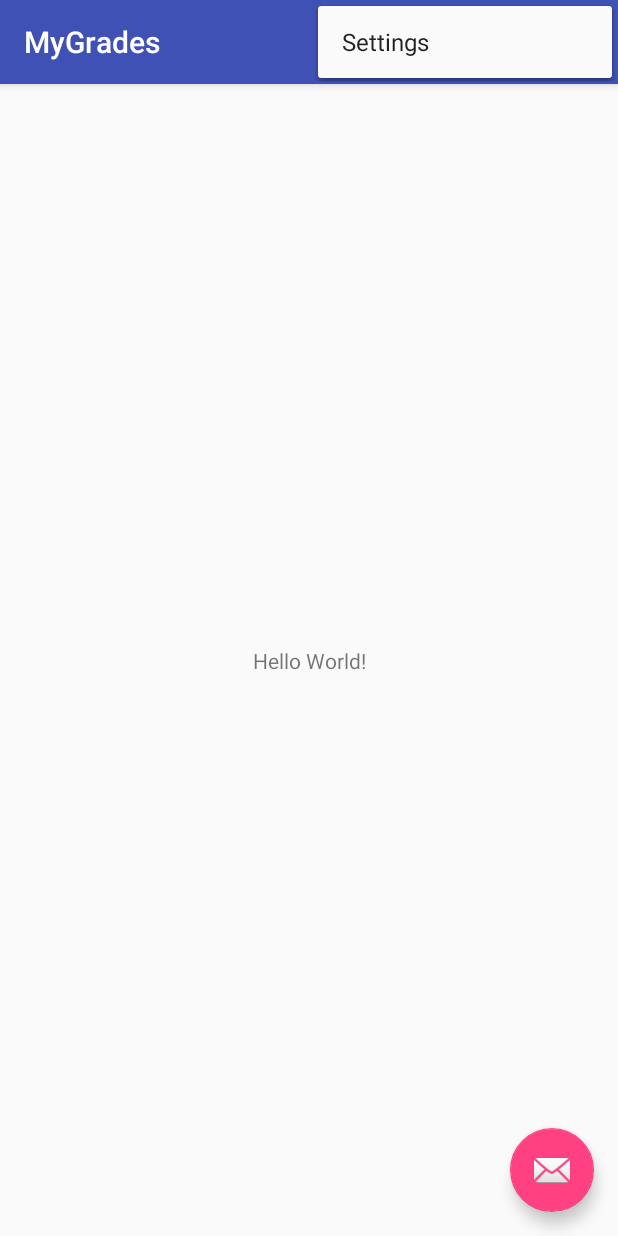
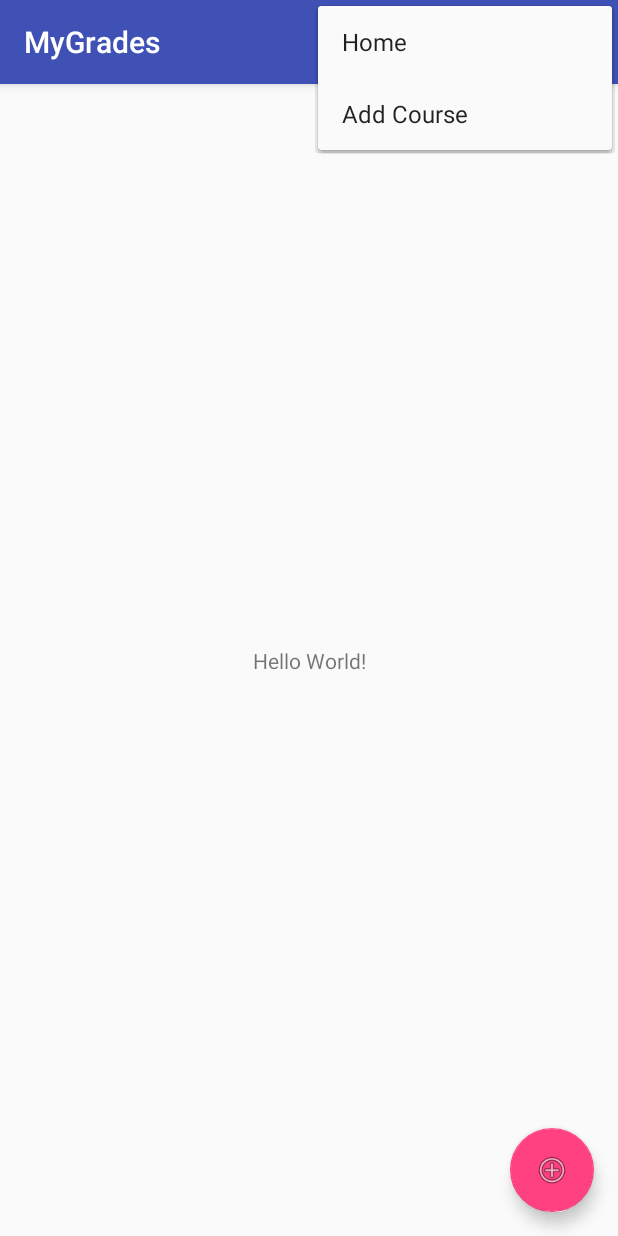
Before and after one commit to jlyons014/MyGrades, an Android app: the screen it shows after launch (MainActivity), with the options menu open, on a phone screen of 412 x 824 dp. Run offline under Robolectric (Android 15) with nearby library versions, the phone set to English and light mode, and no system bars; 2 statements that could not run were skipped.

Commit message:
Added two items in menu_main for Home and Add Course. Created floating action button to get to Add Course. Implemented code in Main Activity to allow the floating action button to function.

```diff
--- a/app/src/main/java/com/example/joe/mygrades/MainActivity.java
+++ b/app/src/main/java/com/example/joe/mygrades/MainActivity.java
@@ -1,5 +1,6 @@
 package com.example.joe.mygrades;
 
+import android.content.Intent;
 import android.os.Bundle;
 import android.support.design.widget.FloatingActionButton;
 import android.support.design.widget.Snackbar;
@@ -10,6 +11,9 @@ import android.view.Menu;
 import android.view.MenuItem;
 
 public class MainActivity extends AppCompatActivity {
+
+    // Declaring intent - used to start Activities
+    Intent intent;
 
     @Override
     protected void onCreate(Bundle savedInstanceState) {
@@ -49,4 +53,10 @@ public class MainActivity extends AppCompatActivity {
 
         return super.onOptionsItemSelected(item);
     }
+
+    public void openCreateList(View view){
+        // return true if the id in the item selected is for the Create List Activity
+        //intent = new Intent(this, AddCourse.class);
+        //startActivity(intent);
+    }
 }
--- a/app/src/main/res/layout/activity_main.xml
+++ b/app/src/main/res/layout/activity_main.xml
@@ -23,11 +23,13 @@
     <include layout="@layout/content_main" />
 
     <android.support.design.widget.FloatingActionButton
-        android:id="@+id/fab"
+        android:id="@+id/fabAddCourse"
         android:layout_width="wrap_content"
         android:layout_height="wrap_content"
         android:layout_gravity="bottom|end"
         android:layout_margin="@dimen/fab_margin"
-        app:srcCompat="@android:drawable/ic_dialog_email" />
+        app:srcCompat="@android:drawable/ic_menu_add"
+        android:clickable="true"
+        android:onClick="openAddCourse"/>
 
 </android.support.design.widget.CoordinatorLayout>
--- a/app/src/main/res/menu/menu_main.xml
+++ b/app/src/main/res/menu/menu_main.xml
@@ -3,8 +3,13 @@
     xmlns:tools="http://schemas.android.com/tools"
     tools:context="com.example.joe.mygrades.MainActivity">
     <item
-        android:id="@+id/action_settings"
-        android:orderInCategory="100"
-        android:title="@string/action_settings"
+        android:id="@+id/action_home"
+        android:orderInCategory="1"
+        android:title="Home"
+        app:showAsAction="never" />
+    <item
+        android:id="@+id/action_add_course"
+        android:orderInCategory="2"
+        android:title="Add Course"
         app:showAsAction="never" />
 </menu>
```
